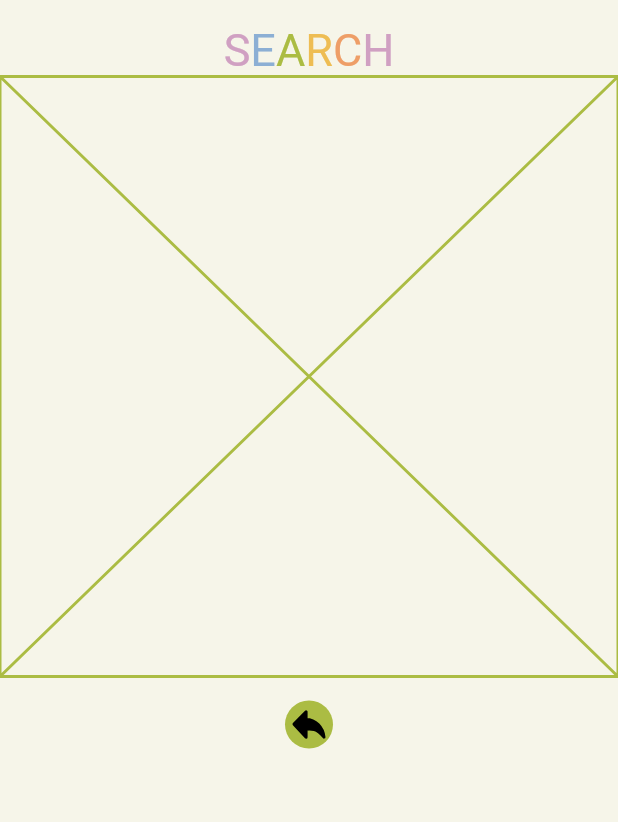
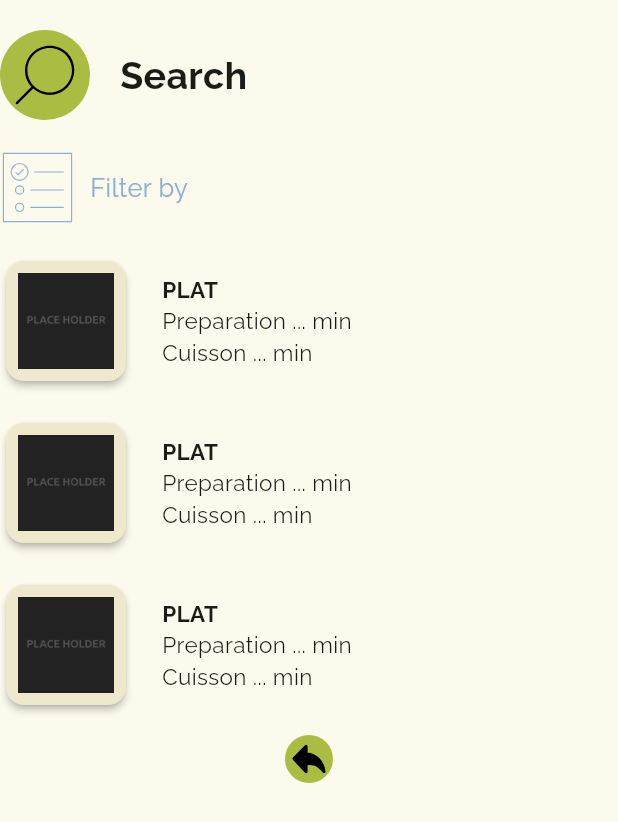
Before and after one commit to Vjonquiere/KeskonMange, a Flutter app: the SearchPage screen opened directly, on a phone screen of 412 x 824 dp. Shown: the top 822 px of the screen. Run offline on Flutter 3.47's test engine with Material 3 defaults, Android fonts, the phone set to English and light mode, and no system bars; our stand-ins replace flutter_secure_storage, flutter_svg, percent_indicator; accounts and stored records are empty.

Commit message:
search page first implementation

```diff
--- a/client/lib/pages/search_page.dart
+++ b/client/lib/pages/search_page.dart
@@ -1,8 +1,11 @@
 import 'package:client/custom_widgets/custom_buttons.dart';
 import 'package:client/utils/app_colors.dart';
+import 'package:client/widgets/search/Recipe.dart';
+import 'package:client/widgets/search/TopBar.dart';
 import 'package:flutter/material.dart';
 
 import '../custom_widgets/colorful_text_builder.dart';
+import '../widgets/search/Filter.dart';
 import 'home_page.dart';
 
 class SearchPage extends StatefulWidget {
@@ -13,12 +16,21 @@ class SearchPage extends StatefulWidget {
 class _SearchPageState extends State<SearchPage> {
   @override
   Widget build(BuildContext context) {
-    return Container(
-      color: AppColors.white, // Set the background color
-      child: Column(
+    return Scaffold(body:
+      SafeArea(child: Column(
+        crossAxisAlignment: CrossAxisAlignment.center,
         children: [
-          ColorfulTextBuilder("SEARCH", 30).getWidget(),
-          const Placeholder(color: AppColors.green),
+          Padding(padding: EdgeInsets.only(top: 20)),
+          TopBar(),
+          Padding(padding: EdgeInsets.symmetric(vertical: 10)),
+          Filter(),
+          Padding(padding: EdgeInsets.symmetric(vertical: 10)),
+          Recipe(),
+          Padding(padding: EdgeInsets.symmetric(vertical: 10)),
+          Recipe(),
+          Padding(padding: EdgeInsets.symmetric(vertical: 10)),
+          Recipe(),
+          //const Placeholder(color: AppColors.green),
           CustomButton(
             onPressed: () {
               Navigator.of(context)
@@ -27,7 +39,6 @@ class _SearchPageState extends State<SearchPage> {
             text: 'back',
           ),
         ],
-      ),
-    );
+      ),),);
   }
 }
--- a/client/lib/utils/app_icons.dart
+++ b/client/lib/utils/app_icons.dart
@@ -13,6 +13,7 @@ class AppIcons {
   static const String upload = 'assets/icons/upload.svg';
   static const String next = 'assets/icons/next.svg';
   static const String previous = 'assets/icons/previous.svg';
+  static const String toDoList = 'assets/icons/to_do_list.svg';
 
   //Allergens
   static const String gluten = 'assets/icons/allergens/gluten.svg';
@@ -74,6 +75,7 @@ class AppIcons {
     'upload': upload,
     'next': next,
     'previous': previous,
+    'toDoList': toDoList,
 
     // Allergens
     'Gluten': gluten,
--- /dev/null
+++ b/client/lib/widgets/search/Filter.dart
@@ -0,0 +1,19 @@
+import 'package:client/utils/app_colors.dart';
+import 'package:flutter/cupertino.dart';
+import 'package:flutter_svg/flutter_svg.dart';
+
+import '../../utils/app_icons.dart';
+
+class Filter extends StatelessWidget{
+  @override
+  Widget build(BuildContext context) {
+    return Row(
+      children: [
+        SvgPicture.asset(AppIcons.getIcon("toDoList"), width: 50, height: 50,),
+        Padding(padding: EdgeInsets.symmetric(horizontal: 5)),
+        Text("Filter by", style: TextStyle(color: AppColors.blue, fontSize: 17),)
+      ],
+    );
+  }
+
+}
--- /dev/null
+++ b/client/lib/widgets/search/Recipe.dart
@@ -0,0 +1,39 @@
+
+import 'package:flutter/cupertino.dart';
+import 'package:flutter/material.dart';
+
+import '../../utils/app_colors.dart';
+import '../../utils/app_icons.dart';
+
+class Recipe extends StatelessWidget{
+  @override
+  Widget build(BuildContext context) {
+    return Row(
+      children: [
+      //const Padding(padding: EdgeInsets.symmetric(horizontal: 10) ),
+      Card.filled(
+      color: AppColors.beige,
+        elevation: 2,
+        child: Padding(
+          padding: const EdgeInsets.all(8.0),
+          child: Image(
+            image: AssetImage(AppIcons.getIcon("placeholder_square")),
+            width: 64,
+            height: 64,
+          ),
+        ),
+      ),
+      const Padding(padding: EdgeInsets.symmetric(horizontal: 10) ),
+      const Column(
+        mainAxisAlignment: MainAxisAlignment.start,
+        crossAxisAlignment: CrossAxisAlignment.start,
+        children: [
+          Text("PLAT", style: TextStyle(fontSize: 15, fontWeight: FontWeight.w600), textAlign: TextAlign.start),
+          Text("Preparation ... min", style: TextStyle(fontSize: 15), textAlign: TextAlign.start),
+          Text("Cuisson ... min", style: TextStyle(fontSize: 15), textAlign: TextAlign.start)
+        ],
+      )
+    ],);
+  }
+
+}
--- /dev/null
+++ b/client/lib/widgets/search/TopBar.dart
@@ -0,0 +1,27 @@
+
+import 'package:flutter/cupertino.dart';
+import 'package:flutter/material.dart';
+import 'package:flutter_svg/flutter_svg.dart';
+
+import '../../utils/app_colors.dart';
+import '../../utils/app_icons.dart';
+
+class TopBar extends StatelessWidget{
+  @override
+  Widget build(BuildContext context) {
+    return Row(
+
+      children: [
+        //Padding(padding: EdgeInsets.symmetric(horizontal: 20)),
+        CircleAvatar(
+          backgroundColor: AppColors.green,
+          minRadius: 30,
+          child: SvgPicture.asset(AppIcons.getIcon("search")),
+        ),
+        Padding(padding: EdgeInsets.symmetric(horizontal: 10)),
+        const Text("Search", style: TextStyle(fontWeight: FontWeight.bold, fontSize: 25),),
+      ],
+    );
+  }
+
+}
```
Also changed, not shown: client/assets/icons/to_do_list.svg (added).
